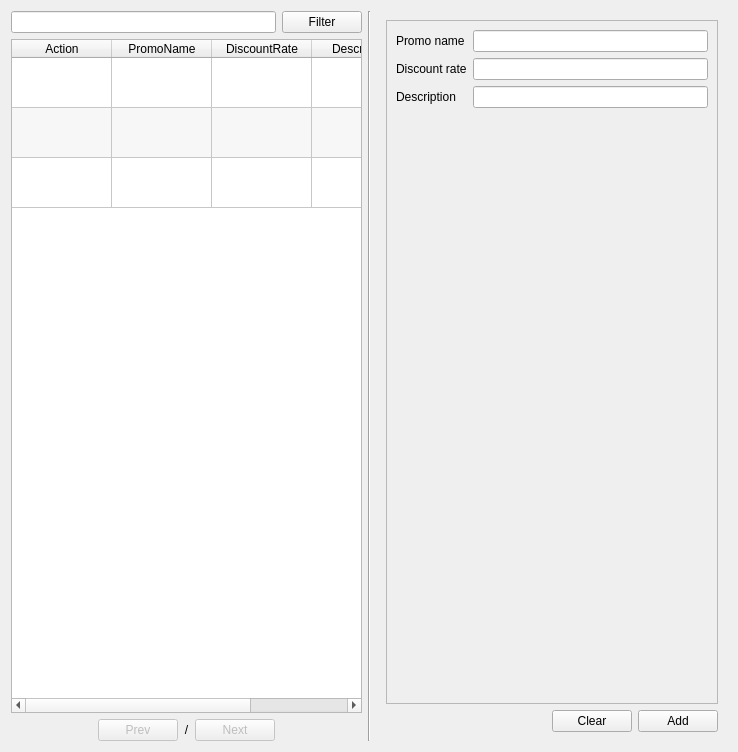
rondalefloyd/mts-pos, file app/views/templates/ManagePromo.ui: the form before one commit.
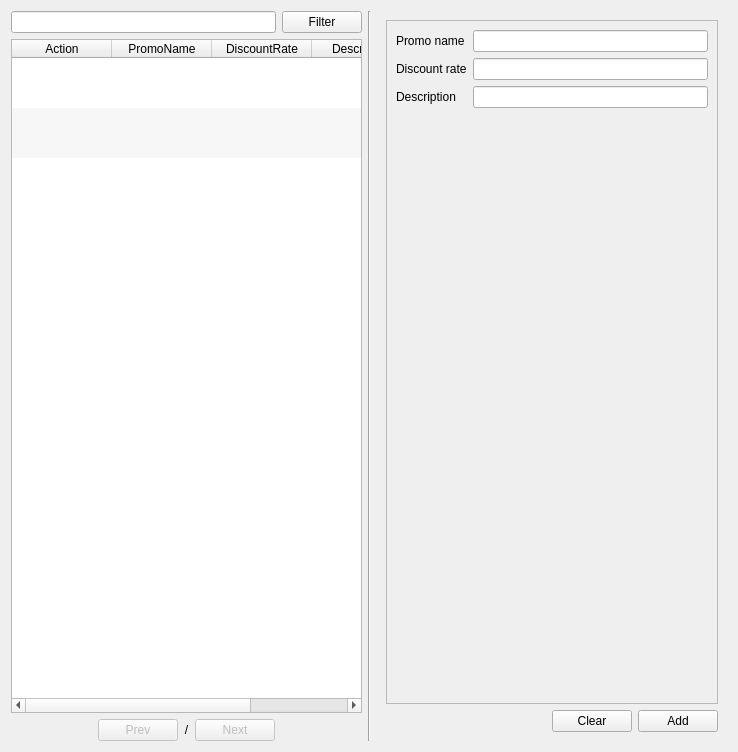
The form after the commit.

```diff
--- a/app/views/templates/ManagePromo.ui
+++ b/app/views/templates/ManagePromo.ui
@@ -44,6 +44,9 @@
        <property name="horizontalScrollMode">
         <enum>QAbstractItemView::ScrollPerPixel</enum>
        </property>
+       <property name="showGrid">
+        <bool>false</bool>
+       </property>
        <property name="gridStyle">
         <enum>Qt::SolidLine</enum>
        </property>
```
